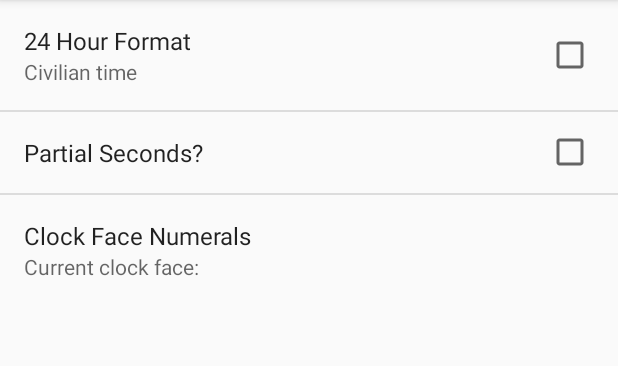
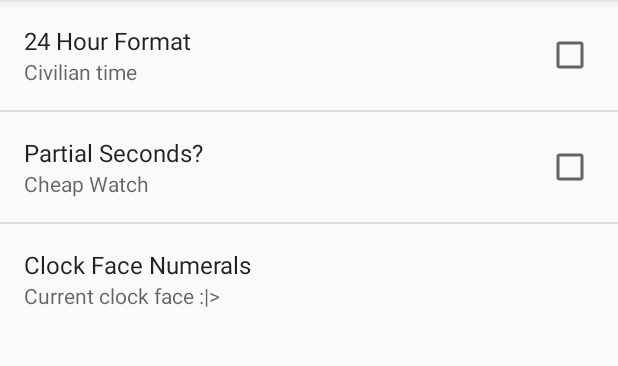
Before and after one commit to markdietzler/Android-analog-clock-with-settings-and-sound, an Android app: the screen it shows after launch (SettingsActivity), in the options menu, after a tap on "Settings", on a phone screen of 412 x 824 dp, the part 84-450 px from its top. Run offline under Robolectric (Android 15) with nearby library versions, the light colour scheme and no system bars.

Commit message:
Working on saving preference changes

```diff
--- a/app/src/main/java/mark/dietzler/mdietzlerlab7/Clock.java
+++ b/app/src/main/java/mark/dietzler/mdietzlerlab7/Clock.java
@@ -26,7 +26,7 @@ public class Clock extends View implements TimeAnimator.TimeListener {
     final static float[] hourHand = new float[]{-05f, 0, 0, 30.5f, 05f, 0, 0, -05f, -05f, 0};
     int mWidth, mHeight;
     Boolean hourformat = Boolean.FALSE, partialseconds = Boolean.FALSE ;
-    String clockface = "roman numerals";
+    String clockface = "";
 
     public HourMinSec hourMinSec = new HourMinSec();
 
@@ -91,7 +91,7 @@ public class Clock extends View implements TimeAnimator.TimeListener {
             Rect src = new Rect(0,0,romanBitmap.getWidth(), romanBitmap.getHeight());
             canvas.drawBitmap(romanBitmap,null, dst, null);
         }
-        else if(clockface.compareTo("crazy") == 0){
+        else if(clockface.compareTo("crazy face") == 0){
             Resources resources = getResources();
             Bitmap crazyBitmap = BitmapFactory.decodeResource(resources, R.drawable.crazy);
             //Rect dst = new Rect((int)(-overallWidth/2),(int)(overallHeight/2), (int)(overallWidth/2), (int)(overallHeight/2));
@@ -99,7 +99,7 @@ public class Clock extends View implements TimeAnimator.TimeListener {
             Rect src = new Rect(0,0,crazyBitmap.getWidth(),crazyBitmap.getHeight());
             canvas.drawBitmap(crazyBitmap,null, dst, null);
         }
-        else if(clockface.compareTo("math") == 0){
+        else if(clockface.compareTo("math face") == 0){
             Resources resources = getResources();
             Bitmap mathBitmap = BitmapFactory.decodeResource(resources, R.drawable.math);
             Rect dst = new Rect(0,0,mWidth,mHeight);
--- a/app/src/main/java/mark/dietzler/mdietzlerlab7/MainActivity.java
+++ b/app/src/main/java/mark/dietzler/mdietzlerlab7/MainActivity.java
@@ -58,24 +58,12 @@ public class MainActivity extends AppCompatActivity implements Observer{
         return super.onOptionsItemSelected(item);
     }
 
-//    @Override
-//    public void update(Observable observableInput, Object obsTimeTransfer) {
-//        String newTime = "";
-//        if(observableInput != null && observableInput instanceof ObservableTimeTransfer) {
-//            newTime += ((ObservableTimeTransfer) observableInput).container.getHour() + ":";
-//            newTime += ((ObservableTimeTransfer) observableInput).container.getMinute() + ":";
-//            newTime += ((ObservableTimeTransfer) observableInput).container.getSeconds();
-//
-//            //newTime += ((TimeContainer) obsTimeContainer).getHour();
-//        } else {
-//            newTime = "XX:XX:XX";
-//        }
-//
-//        TextView digitalClock = findViewById(R.id.digitalClock);
-//        digitalClock.setText(newTime);
-//    }
 
-    //from sarah
+    /**
+     *
+     * @param observableInput
+     * @param obsTimeTransfer
+     */
     @Override
     public void update(Observable observableInput, Object obsTimeTransfer) {
         String digitalClockTime = new String();
@@ -96,12 +84,12 @@ public class MainActivity extends AppCompatActivity implements Observer{
     protected void onResume() {
         super.onResume();
         SharedPreferences prefs = PreferenceManager.getDefaultSharedPreferences(this);
-        Boolean hour = prefs.getBoolean("hourformat", clock.hourformat);
-        String clockFace = prefs.getString("clockFace", clock.clockface);
-        Boolean partial = prefs.getBoolean("partialseconds", clock.partialseconds);
-        clock.clockface = clockFace;
-        clock.hourformat = hour;
-        clock.partialseconds = partial;
+        Boolean prefsHourFormat = prefs.getBoolean("hourformat", clock.hourformat);
+        String prefsClockFace = prefs.getString("clockFace", clock.clockface);
+        Boolean prefsPartialSecondsFormat = prefs.getBoolean("partialseconds", clock.partialseconds);
+        clock.clockface = prefsClockFace;
+        clock.hourformat = prefsHourFormat;
+        clock.partialseconds = prefsPartialSecondsFormat;
         clock.invalidate();
     }
 }
--- a/app/src/main/res/values/arrays.xml
+++ b/app/src/main/res/values/arrays.xml
@@ -1,10 +1,10 @@
 <?xml version="1.0" encoding="utf-8"?>
 <resources>
     <string-array name="list_prefs">
-        <item>none</item>
-        <item>regular numerals</item>
-        <item>roman numerals</item>
-        <item>math</item>
-        <item>crazy</item>
+        <item>No Numbers</item>
+        <item>Regular Numerals</item>
+        <item>Roman Numerals</item>
+        <item>Math Face</item>
+        <item>Crazy Face</item>
     </string-array>
 </resources>
--- a/app/src/main/res/xml/preference.xml
+++ b/app/src/main/res/xml/preference.xml
@@ -5,18 +5,18 @@
         android:key="hourformat"
         android:summaryOff="Civilian time"
         android:summaryOn="Military time"
-        android:text="Hello"
         android:title="24 Hour Format" />
     <CheckBoxPreference
         android:defaultValue="false"
         android:key="partialseconds"
+        android:summaryOff="Cheap Watch"
         android:summaryOn="Expensive watch"
         android:title="Partial Seconds?" />
     <ListPreference
-        android:defaultValue="1"
+        android:defaultValue="0"
         android:entries="@array/list_prefs"
         android:entryValues="@array/list_prefs"
         android:key="clockface"
-        android:summary="Current clock face: %s"
+        android:summary="Current clock face :|> %s"
         android:title="Clock Face Numerals" />
 </PreferenceScreen>
```
Also changed, not shown: app/src/main/java/mark/dietzler/mdietzlerlab7/SettingsFragment.java (+20 -6 lines).
